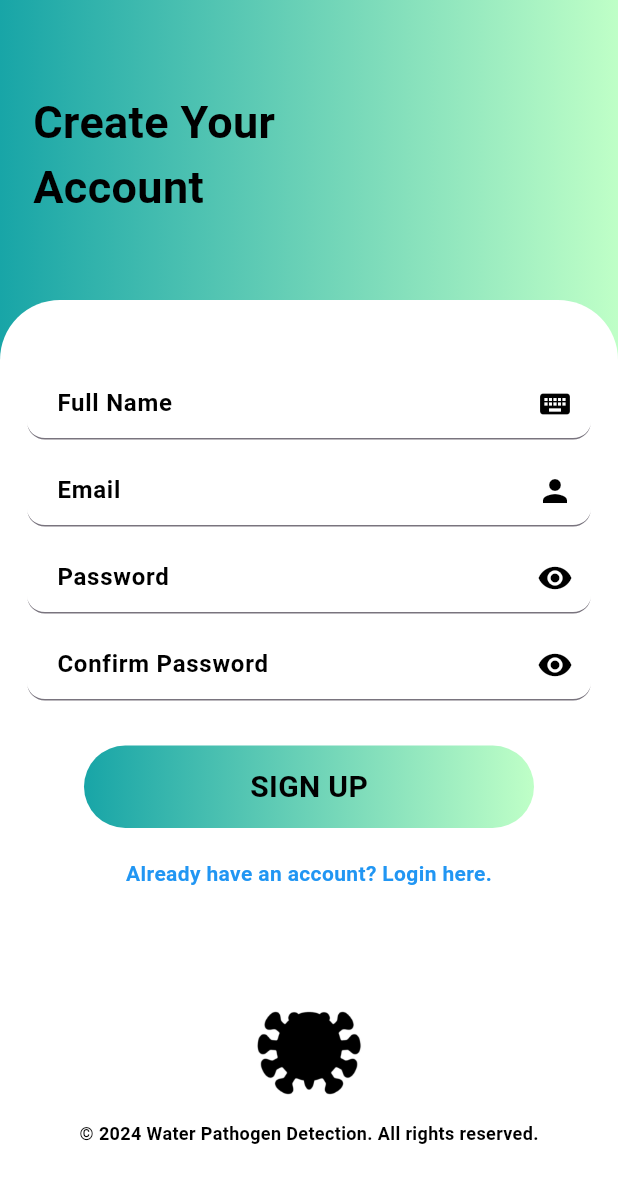
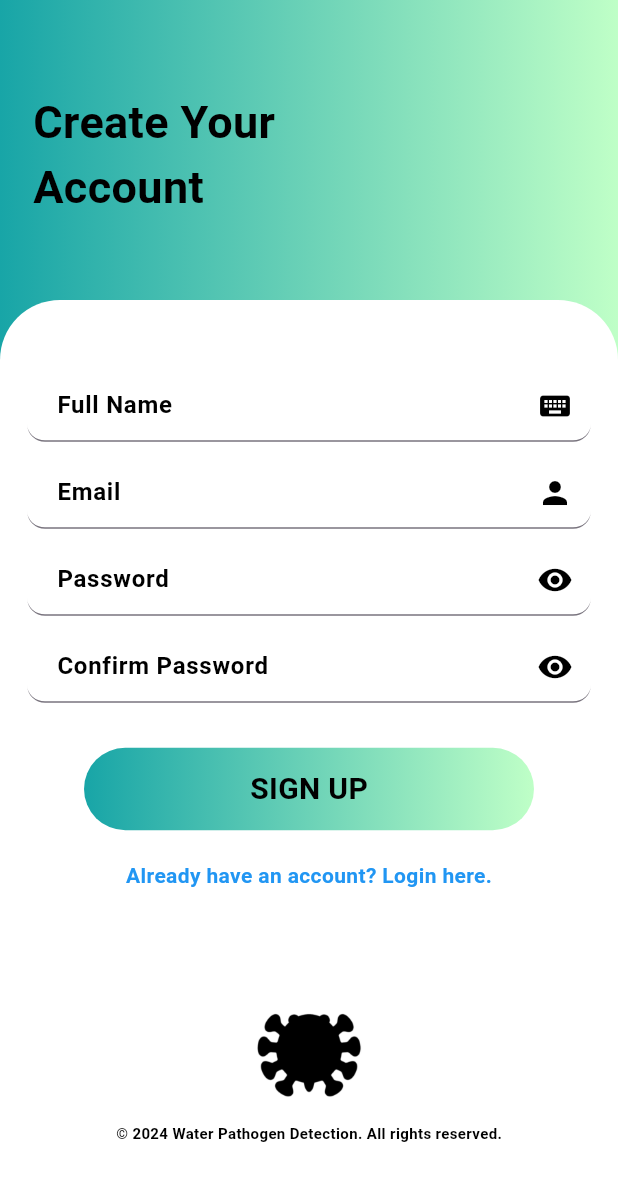
Before and after one commit to malikabdullahnaazar/Water-Python-Detection, a Flutter app: the RegScreen screen opened directly, on a phone screen of 412 x 824 dp. Shown: the top 1183 px of the screen. Run offline on Flutter 3.47's test engine with Material 3 defaults, Android fonts, the phone set to English and light mode, and no system bars; our stand-ins replace cloud_firestore, faker, firebase_auth, firebase_core, font_awesome_flutter, google_sign_in and 2 more; missing offline and left inert: flutter_vision, font_awesome_icon_class; accounts and stored records are empty; Roboto replaces fonts that are missing (Poppins); project files that could hold a hidden picture were left out.

```diff
--- a/lib/Screens/SignUpScreen2.dart
+++ b/lib/Screens/SignUpScreen2.dart
@@ -259,7 +259,7 @@ class _RegScreenState extends State<RegScreen> {
                                 Text(
                                   '© 2024 Water Pathogen Detection. All rights reserved.',
                                   style: TextStyle(
-                                    fontSize: 12,
+                                    fontSize: 10,
                                     fontWeight: FontWeight.bold,
                                     color: Colors.black,
                                   ),
--- a/pubspec.yaml
+++ b/pubspec.yaml
@@ -47,9 +47,10 @@ dependencies:
   loading_animation_widget: ^1.2.0+4
   faker: ^2.1.0
   flutter_vision: ^1.1.4
-  # tflite_flutter: ^0.10.4
+  tflite_flutter: ^0.10.4
   # tflite: ^1.1.2
   font_awesome_icon_class: ^0.0.6
+  # ultralytics_yolo: ^0.0.2
 
 
 
```
Also changed, not shown: pubspec.lock, 3 other files.
